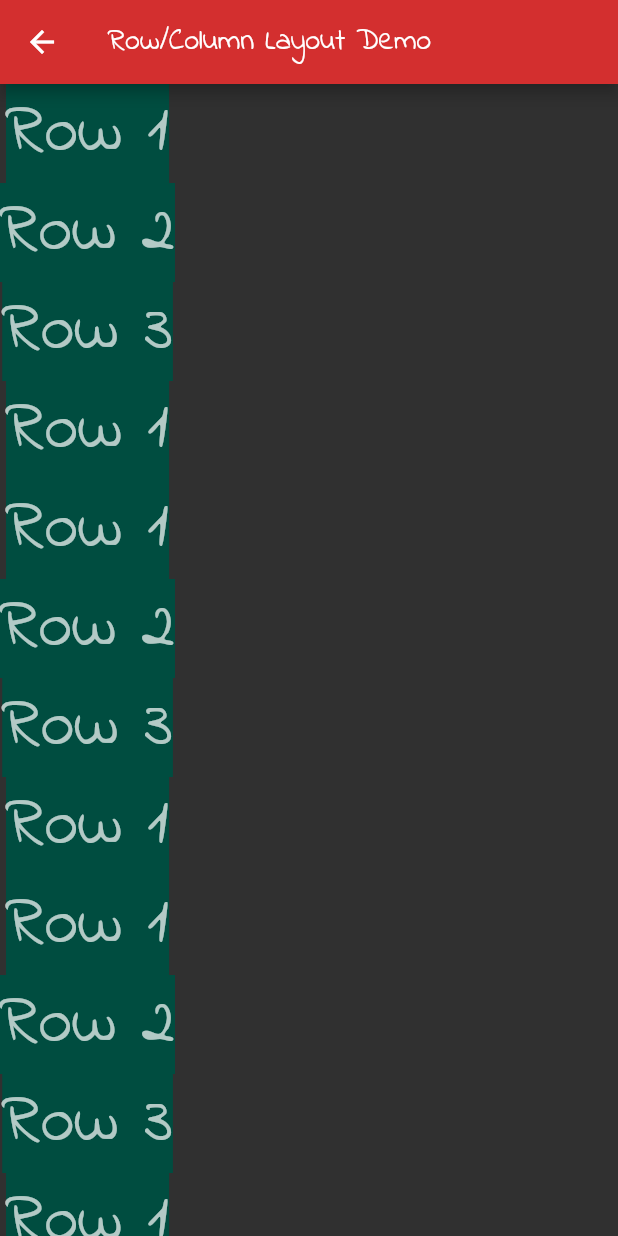
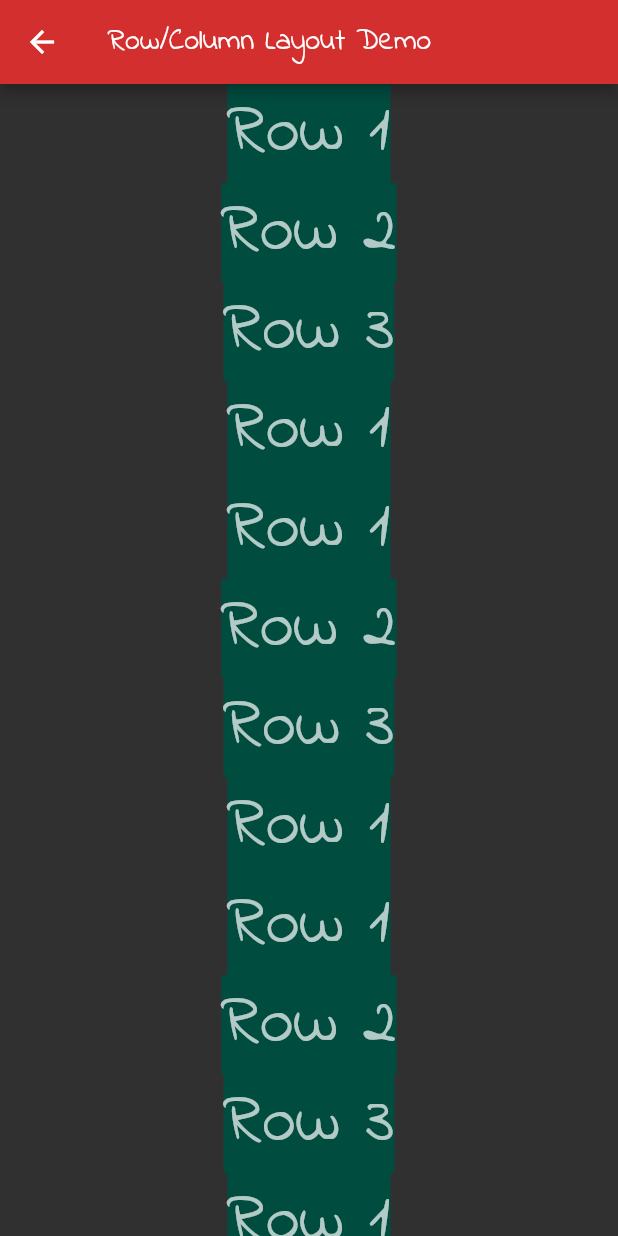
Before and after one commit to rohithaider/cmsc4303-lesson1, a Flutter app: the RowColScreen screen opened by its route, on a phone screen of 412 x 824 dp. Run offline on Flutter 3.47's test engine with Material 2 defaults, Android fonts, the phone set to English and light mode, and no system bars.

Commit message:
cross axis allignment

```diff
--- a/lib/screen/rowvol_screen.dart
+++ b/lib/screen/rowvol_screen.dart
@@ -9,7 +9,11 @@ class RowColScreen extends StatelessWidget {
         title: Text('Row/Column Layout Demo'),
       ),
       body: SingleChildScrollView(
-        child: Column(children: [
+        child: Container(
+          width: MediaQuery.of(context).size.width,
+          child: Column(crossAxisAlignment: CrossAxisAlignment.center,
+              // mainAxisAlignment: MainAxisAlignment.center,
+              children: [
                 Container(
                   color: Colors.teal[900],
                   child: Text(
@@ -96,6 +100,7 @@ class RowColScreen extends StatelessWidget {
                 )
               ]),
         ),
+      ),
     );
   }
 }
```
Lines whose indentation alone changed are shown as unchanged.
